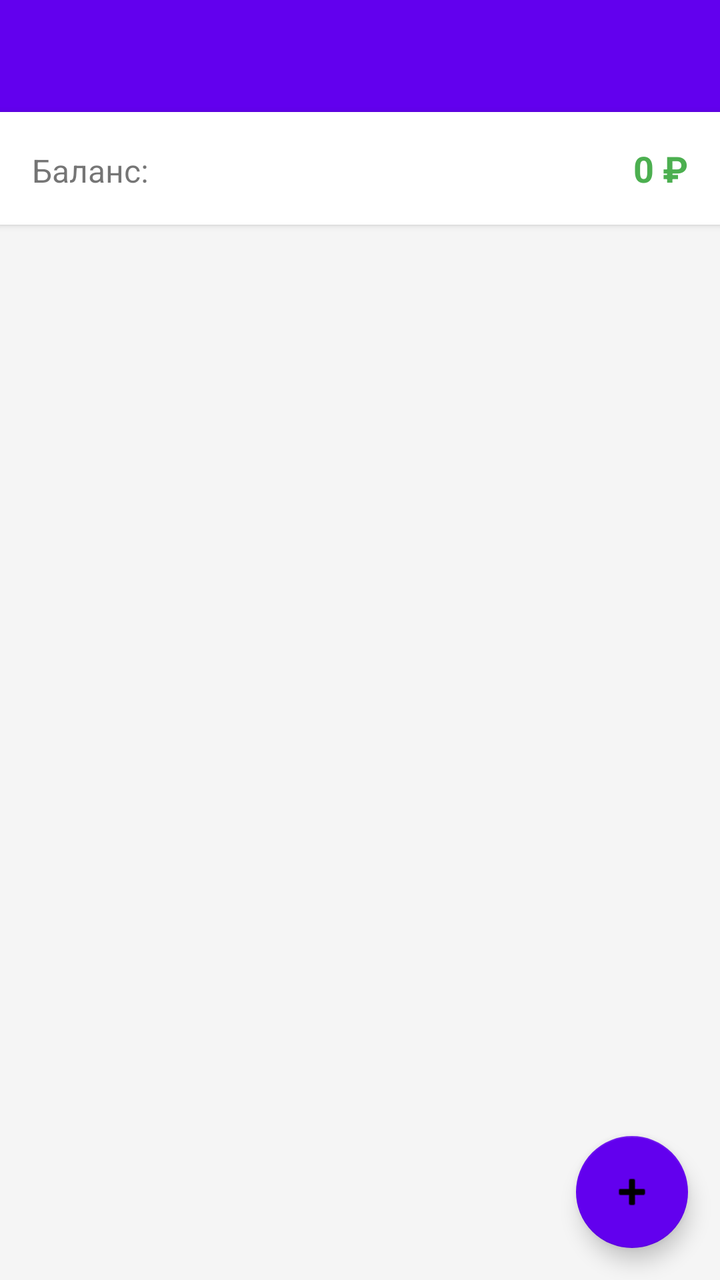
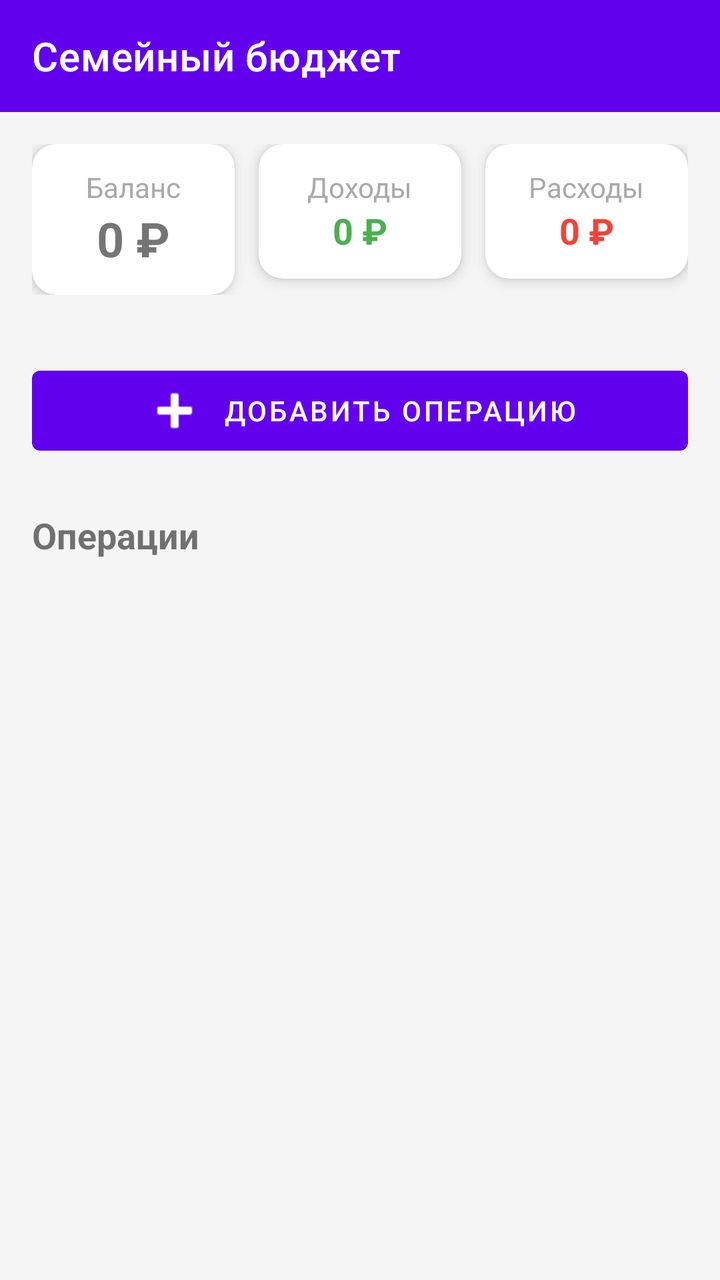

Two renders of the same Android screen: before a commit and after it. Below are the layout's source before the change and the commit's diff.
<!-- AndroidManifest.xml: application theme Theme.FamilyBudget -->
<!-- res/layout/activity_main.xml -->
<?xml version="1.0" encoding="utf-8"?>
<LinearLayout xmlns:android="http://schemas.android.com/apk/res/android"
    xmlns:app="http://schemas.android.com/apk/res-auto"
    android:layout_width="match_parent"
    android:layout_height="match_parent"
    android:orientation="vertical"
    android:background="#F5F5F5">

    <androidx.appcompat.widget.Toolbar
        android:id="@+id/toolbar"
        android:layout_width="match_parent"
        android:layout_height="?attr/actionBarSize"
        android:background="?attr/colorPrimary"
        android:theme="@style/ThemeOverlay.AppCompat.Dark.ActionBar" />

    <LinearLayout
        android:layout_width="match_parent"
        android:layout_height="wrap_content"
        android:orientation="horizontal"
        android:padding="16dp"
        android:background="#FFFFFF"
        android:elevation="2dp">

        <TextView
            android:layout_width="0dp"
            android:layout_height="wrap_content"
            android:layout_weight="1"
            android:text="Баланс:"
            android:textSize="16sp" />

        <TextView
            android:id="@+id/tvBalance"
            android:layout_width="wrap_content"
            android:layout_height="wrap_content"
            android:text="0 ₽"
            android:textSize="18sp"
            android:textStyle="bold"
            android:textColor="#4CAF50" />
    </LinearLayout>

    <androidx.recyclerview.widget.RecyclerView
        android:id="@+id/rvTransactions"
        android:layout_width="match_parent"
        android:layout_height="0dp"
        android:layout_weight="1"
        android:padding="8dp" />

    <com.google.android.material.floatingactionbutton.FloatingActionButton
        android:id="@+id/fabAdd"
        android:layout_width="wrap_content"
        android:layout_height="wrap_content"
        android:layout_gravity="bottom|end"
        android:layout_margin="16dp"
        android:src="@android:drawable/ic_input_add"
        app:backgroundTint="?attr/colorPrimary" />

</LinearLayout>
<!-- resources referenced by this layout -->
<resources>
  <style name="Theme.FamilyBudget" parent="Theme.MaterialComponents.DayNight.NoActionBar">
          <item name="colorPrimary">@color/purple_500</item>
          <item name="colorPrimaryVariant">@color/purple_700</item>
          <item name="colorOnPrimary">@color/white</item>
          <item name="colorSecondary">@color/teal_200</item>
          <item name="colorSecondaryVariant">@color/teal_700</item>
          <item name="colorOnSecondary">@color/black</item>
          <item name="android:statusBarColor" tools:targetApi="l">?attr/colorPrimaryVariant</item>
      </style>
  <color name="purple_500">#FF6200EE</color>
  <color name="purple_700">#FF3700B3</color>
  <color name="white">#FFFFFFFF</color>
  <color name="teal_200">#FF03DAC5</color>
  <color name="teal_700">#FF018786</color>
  <color name="black">#FF000000</color>
</resources>

<!-- the commit's change to res/layout/activity_main.xml (unified diff, before → after) -->
@@ -6,37 +6,138 @@
     android:orientation="vertical"
     android:background="#F5F5F5">
 
-    <androidx.appcompat.widget.Toolbar
+    <com.google.android.material.appbar.MaterialToolbar
         android:id="@+id/toolbar"
         android:layout_width="match_parent"
         android:layout_height="?attr/actionBarSize"
         android:background="?attr/colorPrimary"
-        android:theme="@style/ThemeOverlay.AppCompat.Dark.ActionBar" />
+        android:theme="@style/ThemeOverlay.AppCompat.Dark.ActionBar"
+        app:title="@string/app_name" />
 
     <LinearLayout
         android:layout_width="match_parent"
         android:layout_height="wrap_content"
         android:orientation="horizontal"
         android:padding="16dp"
-        android:background="#FFFFFF"
-        android:elevation="2dp">
+        android:weightSum="3">
 
-        <TextView
+        <androidx.cardview.widget.CardView
             android:layout_width="0dp"
             android:layout_height="wrap_content"
             android:layout_weight="1"
-            android:text="Баланс:"
-            android:textSize="16sp" />
+            android:layout_marginEnd="8dp"
+            app:cardCornerRadius="12dp"
+            app:cardElevation="4dp">
 
-        <TextView
-            android:id="@+id/tvBalance"
-            android:layout_width="wrap_content"
+            <LinearLayout
+                android:layout_width="match_parent"
+                android:layout_height="wrap_content"
+                android:orientation="vertical"
+                android:padding="12dp"
+                android:gravity="center">
+
+                <TextView
+                    android:layout_width="wrap_content"
+                    android:layout_height="wrap_content"
+                    android:text="@string/total_balance"
+                    android:textSize="14sp"
+                    android:textColor="@android:color/darker_gray" />
+
+                <TextView
+                    android:id="@+id/tvBalance"
+                    android:layout_width="wrap_content"
+                    android:layout_height="wrap_content"
+                    android:text="0 ₽"
+                    android:textSize="24sp"
+                    android:textStyle="bold" />
+            </LinearLayout>
+        </androidx.cardview.widget.CardView>
+
+        <androidx.cardview.widget.CardView
+            android:layout_width="0dp"
             android:layout_height="wrap_content"
-            android:text="0 ₽"
-            android:textSize="18sp"
-            android:textStyle="bold"
-            android:textColor="#4CAF50" />
+            android:layout_weight="1"
+            android:layout_marginStart="4dp"
+            android:layout_marginEnd="4dp"
+            app:cardCornerRadius="12dp"
+            app:cardElevation="4dp">
+
+            <LinearLayout
+                android:layout_width="match_parent"
+                android:layout_height="wrap_content"
+                android:orientation="vertical"
+                android:padding="12dp"
+                android:gravity="center">
+
+                <TextView
+                    android:layout_width="wrap_content"
+                    android:layout_height="wrap_content"
+                    android:text="@string/total_income"
+                    android:textSize="14sp"
+                    android:textColor="@android:color/darker_gray" />
+
+                <TextView
+                    android:id="@+id/tvTotalIncome"
+                    android:layout_width="wrap_content"
+                    android:layout_height="wrap_content"
+                    android:text="0 ₽"
+                    android:textSize="18sp"
+                    android:textColor="@color/green_income"
+                    android:textStyle="bold" />
+            </LinearLayout>
+        </androidx.cardview.widget.CardView>
+
+        <androidx.cardview.widget.CardView
+            android:layout_width="0dp"
+            android:layout_height="wrap_content"
+            android:layout_weight="1"
+            android:layout_marginStart="8dp"
+            app:cardCornerRadius="12dp"
+            app:cardElevation="4dp">
+
+            <LinearLayout
+                android:layout_width="match_parent"
+                android:layout_height="wrap_content"
+                android:orientation="vertical"
+                android:padding="12dp"
+                android:gravity="center">
+
+                <TextView
+                    android:layout_width="wrap_content"
+                    android:layout_height="wrap_content"
+                    android:text="@string/total_expense"
+                    android:textSize="14sp"
+                    android:textColor="@android:color/darker_gray" />
+
+                <TextView
+                    android:id="@+id/tvTotalExpense"
+                    android:layout_width="wrap_content"
+                    android:layout_height="wrap_content"
+                    android:text="0 ₽"
+                    android:textSize="18sp"
+                    android:textColor="@color/red_expense"
+                    android:textStyle="bold" />
+            </LinearLayout>
+        </androidx.cardview.widget.CardView>
     </LinearLayout>
+
+    <com.google.android.material.button.MaterialButton
+        android:id="@+id/btnAddTransaction"
+        android:layout_width="match_parent"
+        android:layout_height="wrap_content"
+        android:layout_margin="16dp"
+        android:text="@string/add_transaction"
+        app:icon="@android:drawable/ic_input_add"
+        app:iconGravity="textStart" />
+
+    <TextView
+        android:layout_width="match_parent"
+        android:layout_height="wrap_content"
+        android:layout_marginStart="16dp"
+        android:layout_marginTop="8dp"
+        android:text="@string/transactions"
+        android:textSize="18sp"
+        android:textStyle="bold" />
 
     <androidx.recyclerview.widget.RecyclerView
         android:id="@+id/rvTransactions"
@@ -45,13 +146,4 @@
         android:layout_weight="1"
         android:padding="8dp" />
 
-    <com.google.android.material.floatingactionbutton.FloatingActionButton
-        android:id="@+id/fabAdd"
-        android:layout_width="wrap_content"
-        android:layout_height="wrap_content"
-        android:layout_gravity="bottom|end"
-        android:layout_margin="16dp"
-        android:src="@android:drawable/ic_input_add"
-        app:backgroundTint="?attr/colorPrimary" />
-
 </LinearLayout>
<!-- resource entries referenced after the edit -->
@@ -1,5 +1,13 @@
 <!-- resources referenced by this layout -->
 <resources>
+  <color name="green_income">#4CAF50</color>
+  <color name="red_expense">#F44336</color>
+  <string name="add_transaction">Добавить операцию</string>
+  <string name="app_name">Семейный бюджет</string>
+  <string name="total_balance">Баланс</string>
+  <string name="total_expense">Расходы</string>
+  <string name="total_income">Доходы</string>
+  <string name="transactions">Операции</string>
   <style name="Theme.FamilyBudget" parent="Theme.MaterialComponents.DayNight.NoActionBar">
           <item name="colorPrimary">@color/purple_500</item>
           <item name="colorPrimaryVariant">@color/purple_700</item>
